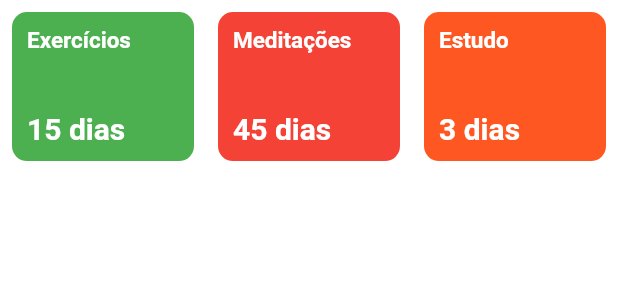
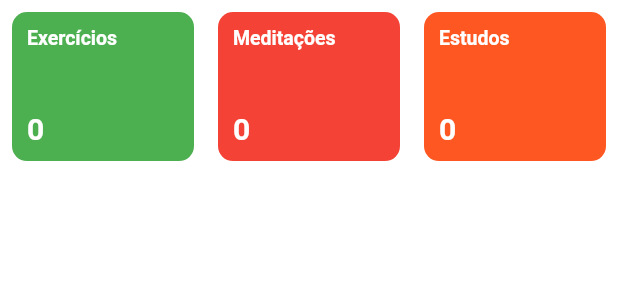
Before and after one commit to MyHabitsUnB/MyHabitsFrontend, a Flutter app: the StatsGrid widget shown alone on an empty page, opened directly, on a phone screen of 412 x 824 dp. Shown: the top 300 px of the screen. Run offline on Flutter 3.47's test engine with Material 2 defaults, Android fonts, the phone set to English and light mode, and no system bars; our stand-ins replace bubble_tab_indicator, fl_chart, shared_preferences, table_calendar; accounts and stored records are empty.

Commit message:
Recuperando dados do banco e apresentanco na tela de infos

```diff
--- a/lib/widgets/stats_grid.dart
+++ b/lib/widgets/stats_grid.dart
@@ -1,6 +1,34 @@
 import 'package:flutter/material.dart';
+import 'package:shared_preferences/shared_preferences.dart';
 
-class StatsGrid extends StatelessWidget {
+class StatsGrid extends StatefulWidget {
+
+  @override
+  _StatsGridState createState() => _StatsGridState();
+}
+
+class _StatsGridState extends State<StatsGrid> {
+  SharedPreferences prefs;
+  String _exercicio;
+  String _meditar;
+  String _estudar;
+
+
+  Future<void> initPrefs() async {
+    prefs = await SharedPreferences.getInstance();
+    setState(() {
+      _exercicio = (prefs.getInt("exercicio") ?? 0).toString();
+      _meditar = (prefs.getInt("meditar") ?? 0).toString();
+      _estudar = (prefs.getInt("estudar") ?? 0).toString();
+    });
+  }
+
+  @override
+  void initState() {
+    super.initState();
+    initPrefs();
+  }
+
   @override
   Widget build(BuildContext context) {
     return Container(
@@ -10,9 +38,9 @@ class StatsGrid extends StatelessWidget {
           Flexible(
             child: Row(
               children: <Widget>[
-                _buildStatCard('Exercícios ', '15 dias', Colors.green),
-                _buildStatCard('Meditações', '45 dias', Colors.red),
-                _buildStatCard('Estudo ', '3 dias', Colors.deepOrange), //TODO get from database or local Storage
+                _buildStatCard('Exercícios ', _exercicio ?? '0', Colors.green),
+                _buildStatCard('Meditações', _meditar ?? '0', Colors.red),
+                _buildStatCard('Estudos ', _estudar ?? '0', Colors.deepOrange), //TODO get from database or local Storage
               ],
             ),
           ),
@@ -38,7 +66,7 @@ class StatsGrid extends StatelessWidget {
               title,
               style: const TextStyle(
                 color: Colors.white,
-                fontSize: 15.0,
+                fontSize: 13.0,
                 fontWeight: FontWeight.w600,
               ),
             ),
```
